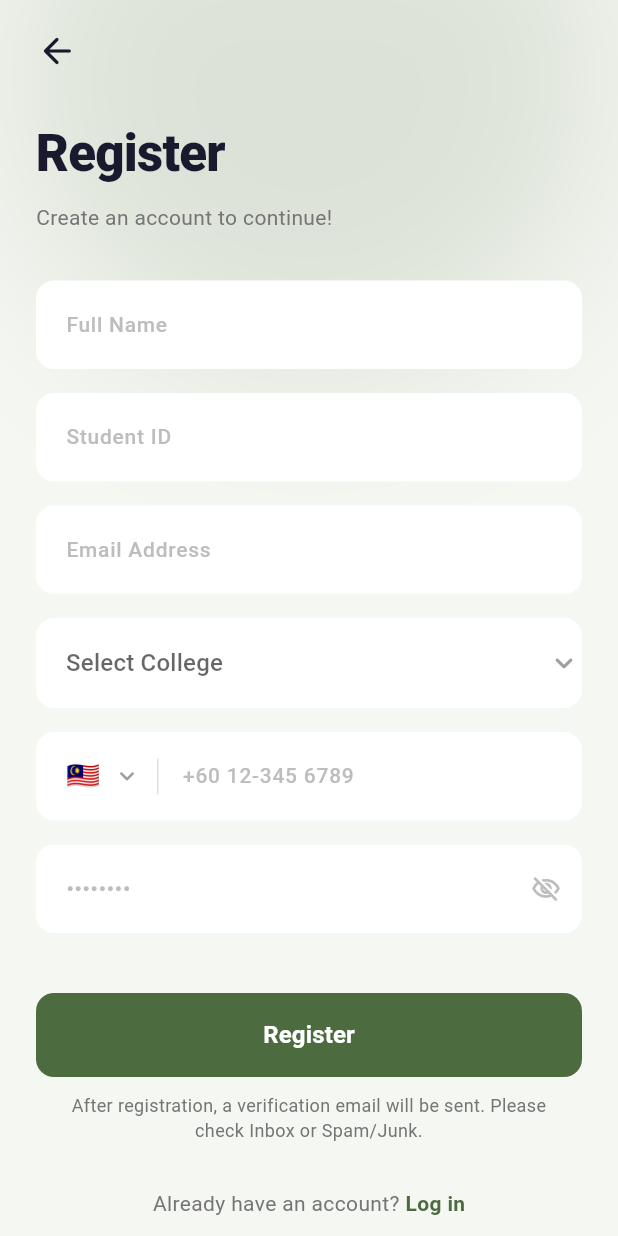
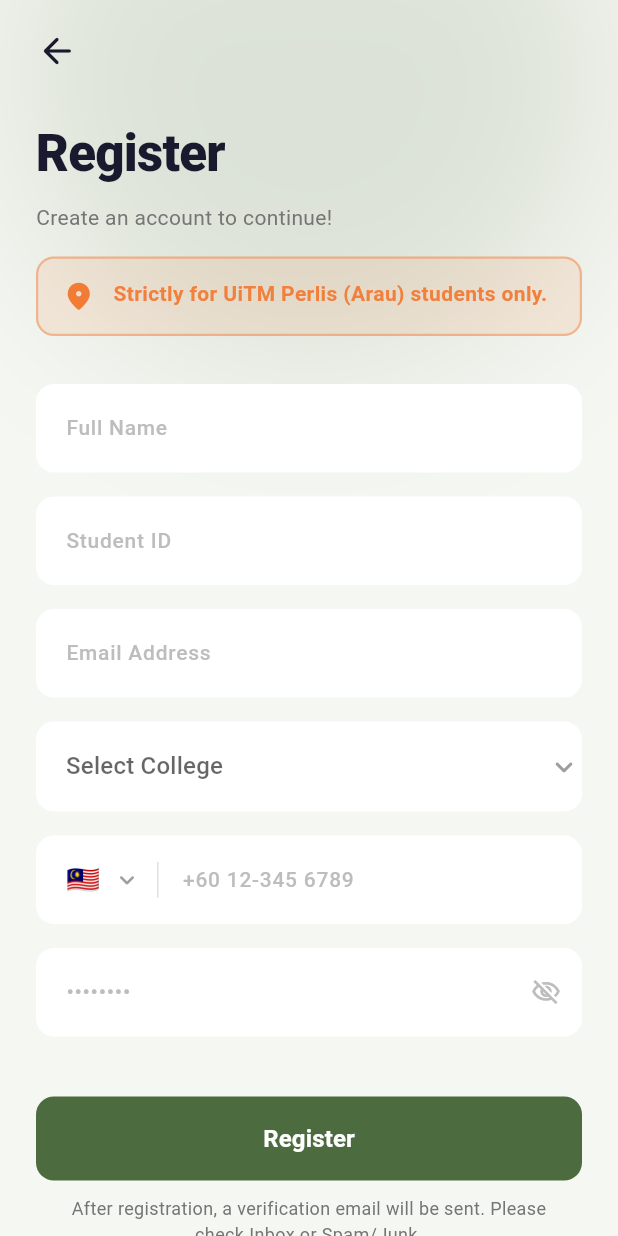
Before and after one commit to njwxyzz/umart-ITT632, a Flutter app: the RegisterPage screen opened directly, on a phone screen of 412 x 824 dp. Run offline on Flutter 3.47's test engine with Material 3 defaults, Android fonts, the phone set to English and light mode, and no system bars; our stand-ins replace cloud_firestore, file_picker, firebase_auth, firebase_core, firebase_messaging, firebase_storage and 7 more; missing offline and left inert: gal; accounts and stored records are empty; network calls fail.

Commit message:
feat(auth): add campus tagging and UI constraints to scope app to UiTM Perlis

```diff
--- a/lib/screens/auth/register_page.dart
+++ b/lib/screens/auth/register_page.dart
@@ -109,6 +109,8 @@ class _RegisterPageState extends State<RegisterPage> {
         'phone': phone,
         'role': 'student', // you can set default role as 'student' or whatever you want
         'emailVerified': false,
+        'campus': 'perlis',
+        'campusName': 'UiTM Perlis',
         'createdAt': FieldValue.serverTimestamp(),
       });
 
@@ -214,6 +216,34 @@ class _RegisterPageState extends State<RegisterPage> {
                   Text(
                     'Create an account to continue!',
                     style: TextStyle(fontSize: 14, color: Colors.grey.shade600),
+                  ),
+                  const SizedBox(height: 16),
+                  Container(
+                    width: double.infinity,
+                    padding: const EdgeInsets.symmetric(horizontal: 16, vertical: 14),
+                    decoration: BoxDecoration(
+                      color: kAccent.withOpacity(0.12),
+                      borderRadius: BorderRadius.circular(12),
+                      border: Border.all(color: kAccent.withOpacity(0.45), width: 1.5),
+                    ),
+                    child: Row(
+                      crossAxisAlignment: CrossAxisAlignment.start,
+                      children: [
+                        Icon(Icons.location_on_rounded, color: kAccent, size: 22),
+                        const SizedBox(width: 12),
+                        Expanded(
+                          child: Text(
+                            'Strictly for UiTM Perlis (Arau) students only.',
+                            style: TextStyle(
+                              fontSize: 14,
+                              fontWeight: FontWeight.w700,
+                              color: kAccent.withOpacity(0.95),
+                              height: 1.35,
+                            ),
+                          ),
+                        ),
+                      ],
+                    ),
                   ),
 
                   const SizedBox(height: 32),
```
